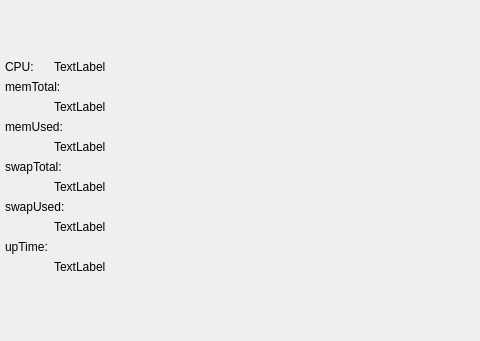
First picture: the form in hqtop/resourcewidget.ui, repository frankenstein27/hqtop, before the edit; both pictures show x 0 to 480 and y 90 to 431 of the 814 by 658 pixel window.
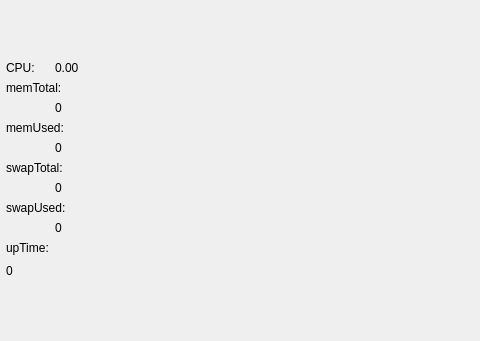
Second picture: the form after the edit. Custom widgets are drawn as their Qt base class.

```diff
--- a/hqtop/resourcewidget.ui
+++ b/hqtop/resourcewidget.ui
@@ -83,13 +83,13 @@
     </rect>
    </property>
   </widget>
-  <widget class="QWidget" name="layoutWidget">
+  <widget class="QWidget" name="">
    <property name="geometry">
     <rect>
-     <x>5</x>
-     <y>150</y>
-     <width>191</width>
-     <height>299</height>
+     <x>6</x>
+     <y>151</y>
+     <width>168</width>
+     <height>322</height>
     </rect>
    </property>
    <layout class="QFormLayout" name="formLayout">
@@ -100,80 +100,97 @@
       </property>
      </widget>
     </item>
-    <item row="0" column="1">
-     <widget class="QLabel" name="cpuLabel">
-      <property name="text">
-       <string>TextLabel</string>
-      </property>
-     </widget>
-    </item>
-    <item row="2" column="0" colspan="2">
+    <item row="1" column="0" colspan="2">
      <widget class="QLabel" name="label_2">
       <property name="text">
        <string>memTotal:</string>
       </property>
      </widget>
     </item>
-    <item row="3" column="1">
+    <item row="2" column="1">
      <widget class="QLabel" name="memTotalLabel">
       <property name="text">
-       <string>TextLabel</string>
+       <string>0</string>
       </property>
      </widget>
     </item>
-    <item row="4" column="0" colspan="2">
+    <item row="3" column="0" colspan="2">
      <widget class="QLabel" name="label_3">
       <property name="text">
        <string>memUsed:</string>
       </property>
      </widget>
     </item>
-    <item row="5" column="1">
+    <item row="4" column="1">
      <widget class="QLabel" name="memUsedLabel">
       <property name="text">
-       <string>TextLabel</string>
+       <string>0</string>
       </property>
      </widget>
     </item>
-    <item row="6" column="0" colspan="2">
+    <item row="5" column="0" colspan="2">
      <widget class="QLabel" name="label_4">
       <property name="text">
        <string>swapTotal:</string>
       </property>
      </widget>
     </item>
-    <item row="7" column="1">
+    <item row="6" column="1">
      <widget class="QLabel" name="swapTotalLabel">
       <property name="text">
-       <string>TextLabel</string>
+       <string>0</string>
       </property>
      </widget>
     </item>
-    <item row="8" column="0" colspan="2">
+    <item row="7" column="0" colspan="2">
      <widget class="QLabel" name="label_5">
       <property name="text">
        <string>swapUsed:</string>
       </property>
      </widget>
     </item>
-    <item row="9" column="1">
+    <item row="8" column="1">
      <widget class="QLabel" name="swapUsedLabel">
       <property name="text">
-       <string>TextLabel</string>
+       <string>0</string>
       </property>
      </widget>
     </item>
-    <item row="10" column="0">
+    <item row="9" column="0">
      <widget class="QLabel" name="label_6">
       <property name="text">
        <string>upTime:</string>
       </property>
      </widget>
     </item>
-    <item row="11" column="1">
-     <widget class="QLabel" name="upTimeLabel">
+    <item row="10" column="0" colspan="2">
+     <layout class="QHBoxLayout" name="horizontalLayout">
+      <item>
+       <widget class="QLabel" name="upTimeLabel">
+        <property name="text">
+         <string>0</string>
+        </property>
+       </widget>
+      </item>
+      <item>
+       <spacer name="horizontalSpacer">
+        <property name="orientation">
+         <enum>Qt::Horizontal</enum>
+        </property>
+        <property name="sizeHint" stdset="0">
+         <size>
+          <width>40</width>
+          <height>20</height>
+         </size>
+        </property>
+       </spacer>
+      </item>
+     </layout>
+    </item>
+    <item row="0" column="1">
+     <widget class="QLabel" name="cpuLabel">
       <property name="text">
-       <string>TextLabel</string>
+       <string>0.00</string>
       </property>
      </widget>
     </item>
```
